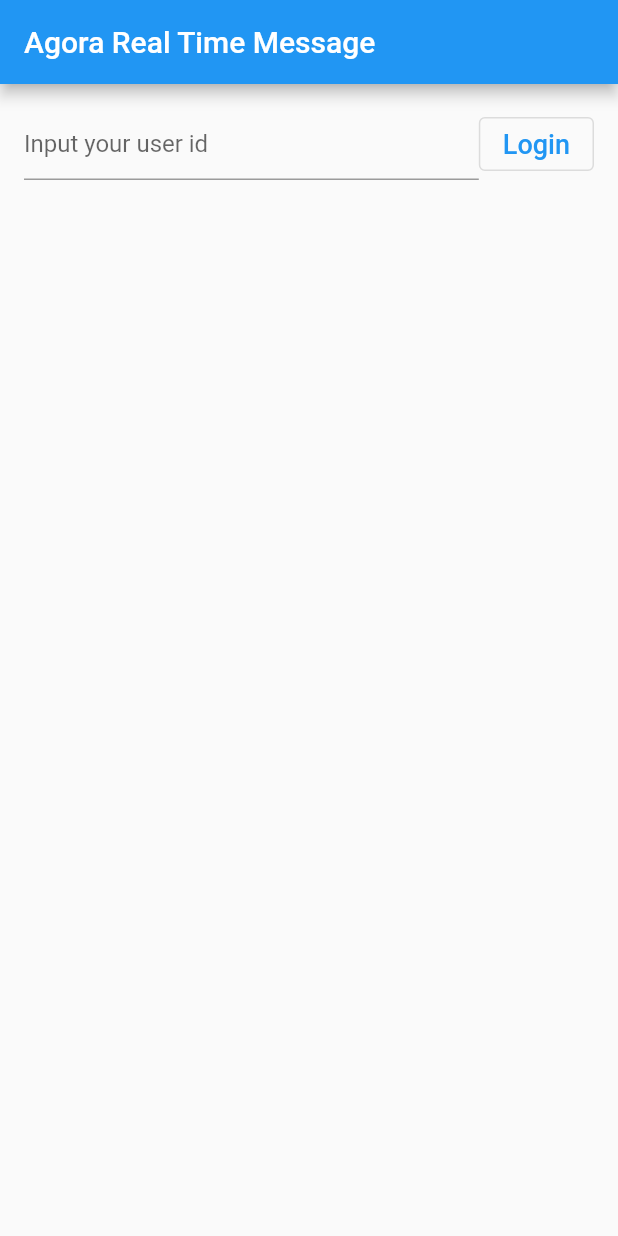
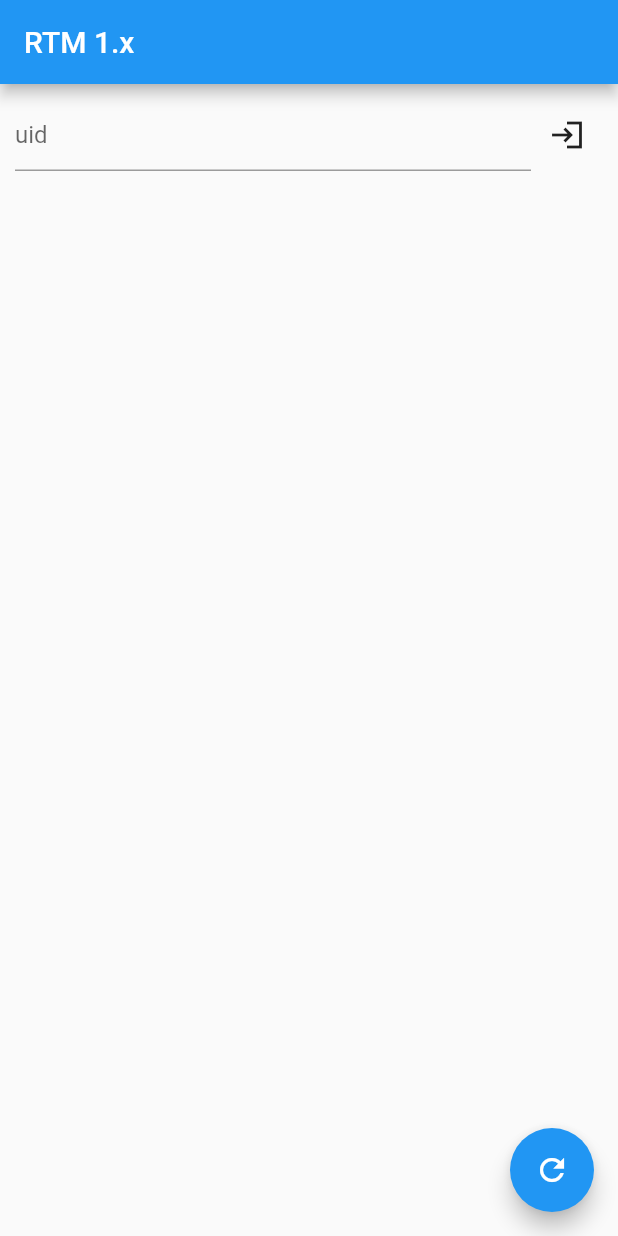
Before and after one commit to AgoraIO-Extensions/Agora-Flutter-RTM-SDK, a Flutter app: the screen it shows after launch, on a phone screen of 412 x 824 dp. Run offline on Flutter 3.47's test engine with Material 2 defaults, Android fonts, the phone set to English and light mode, and no system bars.

Commit message:
Update UI & Fixed events issue
Fixed Button UI, and  _sendPeerMessage, _getMembers, _getMemberCount, _log

```diff
--- a/example/lib/main.dart
+++ b/example/lib/main.dart
@@ -1,5 +1,4 @@
 import 'dart:async';
-import 'dart:typed_data';
 
 import 'package:agora_rtm/agora_rtm.dart';
 import 'package:flutter/material.dart';
@@ -48,10 +47,12 @@ class MyAppState extends State<MyApp> {
     return MaterialApp(
       home: Scaffold(
           appBar: AppBar(
-            title: const Text('Agora Real Time Message'),
+            title: const Text('RTM 1.x'),
+            backgroundColor: Colors.blue,
+            foregroundColor: Colors.white,
           ),
           body: Container(
-            padding: const EdgeInsets.all(16),
+            padding: const EdgeInsets.all(10),
             child: Column(
               children: [
                 _buildLogin(),
@@ -66,12 +67,18 @@ class MyAppState extends State<MyApp> {
                 _buildInfoList(),
               ],
             ),
+          ),
+          floatingActionButton: FloatingActionButton(
+            onPressed: () {
+              _refreshLogs();
+            },
+            child: const Icon(Icons.refresh),
           )),
     );
   }
 
   void _createClient() async {
-    _client = await AgoraRtmClient.createInstance('YOUR_APP_ID');
+    _client = await AgoraRtmClient.createInstance('<YOUR_APPID>');
     _log(await AgoraRtmClient.getSdkVersion());
     await _client?.setParameters('{"rtm.log_filter": 15}');
     await _client?.setLogFile('');
@@ -201,8 +208,7 @@ class MyAppState extends State<MyApp> {
       };
       channel.onMessageReceived =
           (RtmMessage message, RtmChannelMember member) {
-        _log(
-            "Channel msg: ${member.userId}, msg: ${message.messageType} ${message.text}");
+        _log("Channel msg: ${member.userId}: ${message.text}");
       };
       channel.onMemberJoined = (RtmChannelMember member) {
         _log('Member joined: ${member.userId}, channel: ${member.channelId}');
@@ -215,22 +221,20 @@ class MyAppState extends State<MyApp> {
   }
 
   static TextStyle textStyle =
-      const TextStyle(fontSize: 18, color: Colors.blue);
+      const TextStyle(fontSize: 15, color: Colors.blue);
 
   Widget _buildLogin() {
     return Row(children: <Widget>[
       _isLogin
           ? Expanded(
-              child: Text('User Id: ${_userNameController.text}',
-                  style: textStyle))
-          : Expanded(
+              child: Text('Uid: ${_userNameController.text}', style: textStyle))
+          : Flexible(
               child: TextField(
                   controller: _userNameController,
-                  decoration:
-                      const InputDecoration(hintText: 'Input your user id'))),
-      OutlinedButton(
+                  decoration: const InputDecoration(hintText: 'uid'))),
+      IconButton(
+        icon: Icon(_isLogin ? Icons.logout_outlined : Icons.login_sharp),
         onPressed: _toggleLogin,
-        child: Text(_isLogin ? 'Logout' : 'Login', style: textStyle),
       )
     ]);
   }
@@ -240,14 +244,14 @@ class MyAppState extends State<MyApp> {
       return Container();
     }
     return Row(children: <Widget>[
-      Expanded(
+      Flexible(
           child: TextField(
               controller: _peerUserIdController,
               decoration:
                   const InputDecoration(hintText: 'Input peer user id'))),
-      OutlinedButton(
+      IconButton(
         onPressed: _toggleQueryPeersOnlineStatus,
-        child: Text('Query Online', style: textStyle),
+        icon: const Icon(Icons.search_outlined),
       )
     ]);
   }
@@ -256,16 +260,29 @@ class MyAppState extends State<MyApp> {
     if (!_isLogin) {
       return Container();
     }
-    return Row(children: <Widget>[
-      OutlinedButton(
+    return Row(
+      mainAxisAlignment: MainAxisAlignment.spaceEvenly,
+      children: <Widget>[
+        ElevatedButton(
           onPressed: _subscribePeersOnlineStatus,
-        child: Text('Subscribe Online', style: textStyle),
+          child: const Text(
+            'Subscribe Online',
+            style: TextStyle(),
           ),
-      OutlinedButton(
+          style: ButtonStyle(
+            backgroundColor: MaterialStateProperty.all(Colors.green),
+            foregroundColor: MaterialStateProperty.all(Colors.white),
+          ),
+        ),
+        ElevatedButton(
             onPressed: _unsubscribePeersOnlineStatus,
-        child: Text('Unsubscribe Online', style: textStyle),
-      )
-    ]);
+            child: const Text('Unsubscribe Online'),
+            style: ButtonStyle(
+              backgroundColor: MaterialStateProperty.all(Colors.orange),
+              foregroundColor: MaterialStateProperty.all(Colors.white),
+            )),
+      ],
+    );
   }
 
   Widget _buildSendPeerMessage() {
@@ -278,9 +295,9 @@ class MyAppState extends State<MyApp> {
               controller: _peerMessageController,
               decoration:
                   const InputDecoration(hintText: 'Input peer message'))),
-      OutlinedButton(
+      IconButton(
         onPressed: _sendPeerMessage,
-        child: Text('Send to Peer', style: textStyle),
+        icon: const Icon(Icons.send),
       )
     ]);
   }
@@ -295,11 +312,14 @@ class MyAppState extends State<MyApp> {
               controller: _invitationController,
               decoration:
                   const InputDecoration(hintText: 'Input invitation content'))),
-      OutlinedButton(
-        onPressed: _toggleLocalInvitation,
-        child: Text(
+      IconButton(
+        onPressed: () {
+          _toggleLocalInvitation();
+          Text(
               '${_localInvitation == null ? 'Send' : 'Cancel'} local invitation',
-            style: textStyle),
+              style: textStyle);
+        },
+        icon: const Icon(Icons.mail_outline),
       )
     ]);
   }
@@ -334,10 +354,10 @@ class MyAppState extends State<MyApp> {
                   controller: _channelNameController,
                   decoration:
                       const InputDecoration(hintText: 'Input channel id'))),
-      OutlinedButton(
+      IconButton(
         onPressed: _toggleJoinChannel,
-        child: Text(_isInChannel ? 'Leave Channel' : 'Join Channel',
-            style: textStyle),
+        icon: Icon(
+            _isInChannel ? Icons.group_off_outlined : Icons.group_add_outlined),
       )
     ]);
   }
@@ -352,9 +372,9 @@ class MyAppState extends State<MyApp> {
               controller: _channelMessageController,
               decoration:
                   const InputDecoration(hintText: 'Input channel message'))),
-      OutlinedButton(
+      IconButton(
         onPressed: _sendChannelMessage,
-        child: Text('Send to Channel', style: textStyle),
+        icon: const Icon(Icons.send),
       )
     ]);
   }
@@ -363,25 +383,29 @@ class MyAppState extends State<MyApp> {
     if (!_isLogin || !_isInChannel) {
       return Container();
     }
-    return Row(children: <Widget>[
-      OutlinedButton(
+    return Row(
+        mainAxisAlignment: MainAxisAlignment.spaceEvenly,
+        children: <Widget>[
+          Flexible(
+            child: ElevatedButton(
               onPressed: _getMembers,
-        child: Text('Get Members in Channel', style: textStyle),
+              child: const Text('Get Members'),
             ),
-      OutlinedButton(
+          ),
+          Flexible(
+              child: ElevatedButton(
             onPressed: _getMemberCount,
-        child: Text('Get Member count in Channel', style: textStyle),
-      )
+            child: const Text('Get Member Count'),
+          ))
         ]);
   }
 
   Widget _buildInfoList() {
-    return Expanded(
+    return Flexible(
         child: ListView.builder(
-      itemExtent: 24,
       itemBuilder: (context, i) {
         return ListTile(
-          contentPadding: const EdgeInsets.all(0.0),
+          contentPadding: const EdgeInsets.all(5.0),
           title: Text(_infoStrings[i]),
         );
       },
@@ -608,7 +632,10 @@ class MyAppState extends State<MyApp> {
   void _getMembers() async {
     try {
       List<RtmChannelMember>? members = await _channel?.getMembers();
-      _log('Members: ${members.toString()}');
+      if (members != null) {
+        List<String> userIds = members.map((member) => member.userId).toList();
+        _log('User IDs: $userIds');
+      }
     } catch (errorCode) {
       _log('GetMembers failed: $errorCode');
     }
@@ -622,9 +649,11 @@ class MyAppState extends State<MyApp> {
     }
 
     try {
-      List<RtmChannelMemberCount>? members =
-          await _client?.getChannelMemberCount([channelId]);
-      _log('Members: ${members.toString()}');
+      List<RtmChannelMember>? members = await _channel?.getMembers();
+
+      if (members != null) {
+        _log('Total members in the channel: ${members.length}');
+      }
     } catch (errorCode) {
       _log('GetMembers failed: $errorCode');
     }
@@ -638,12 +667,11 @@ class MyAppState extends State<MyApp> {
     }
 
     try {
-      RtmMessage? message =
-          _client?.createRawMessage(Uint8List.fromList([]), text);
+      RtmMessage? message = _client?.createTextMessage(text);
       if (message != null) {
         _log(message.text);
         await _channel?.sendMessage2(message);
-        _log('Send channel message success');
+        _log('Send channel message success: $text');
       }
     } catch (errorCode) {
       _log('Send channel message error: $errorCode');
@@ -656,4 +684,10 @@ class MyAppState extends State<MyApp> {
       _infoStrings.insert(0, info);
     });
   }
+
+  void _refreshLogs() {
+    setState(() {
+      _infoStrings.clear();
+    });
   }
+}
```
Lines whose indentation alone changed are shown as unchanged.
